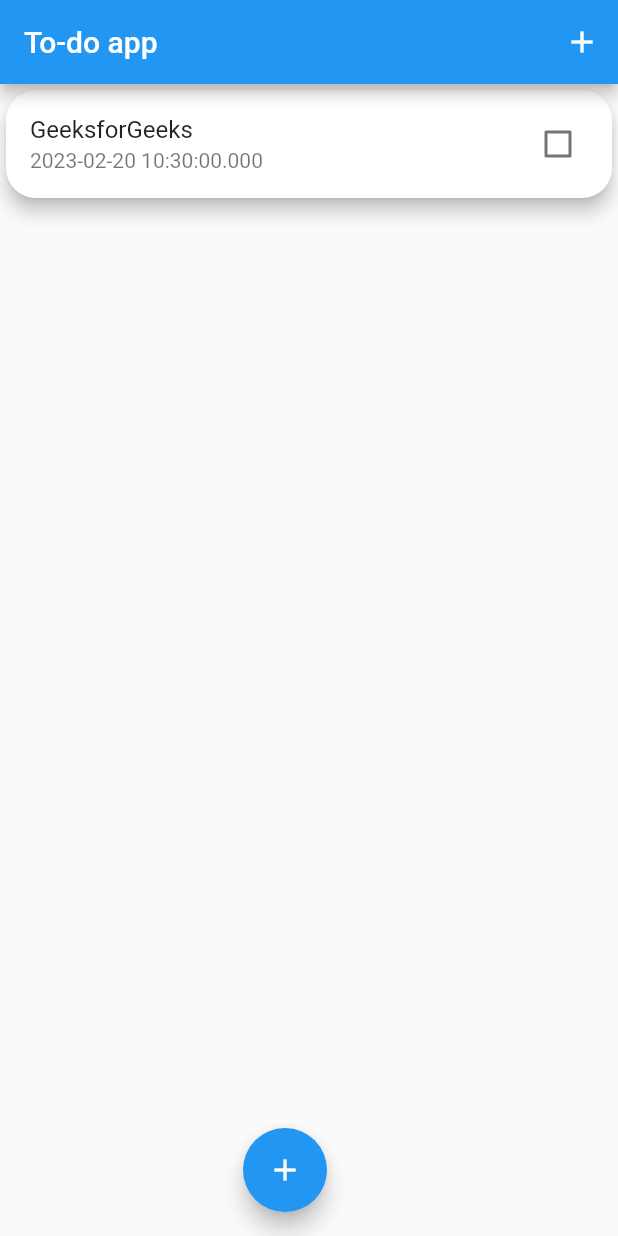
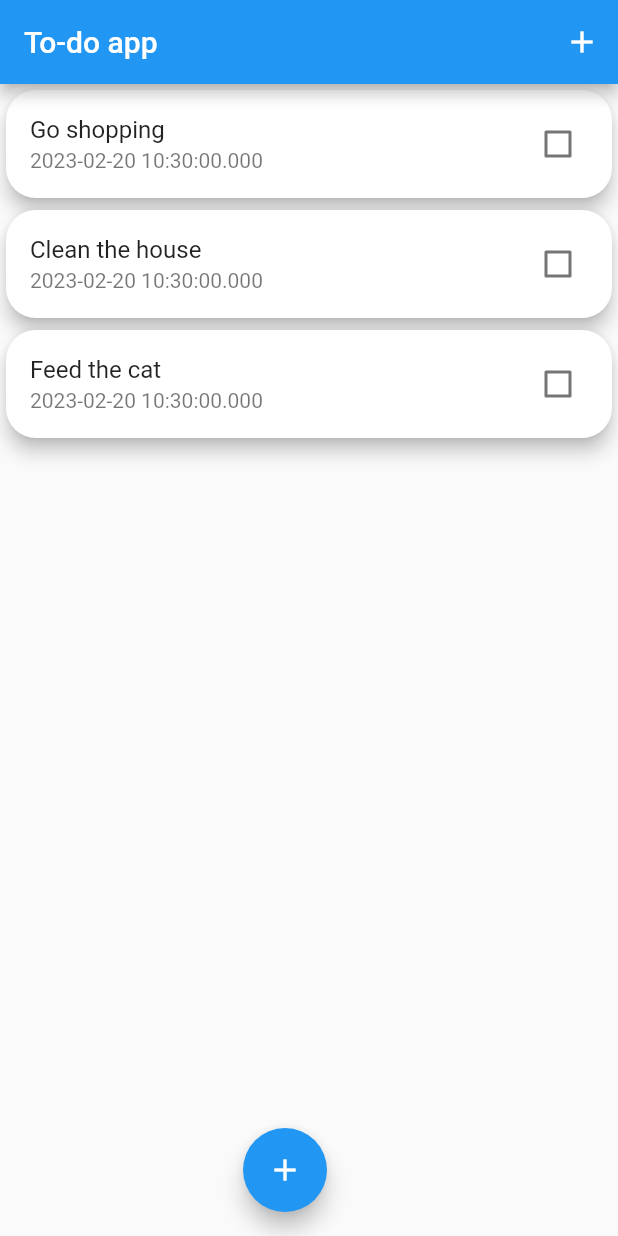
Before and after one commit to Acacia-Tree/todo_app, a Flutter app: the screen it shows after launch, on a phone screen of 412 x 824 dp. Run offline on Flutter 3.47's test engine with Material 2 defaults, Android fonts, the phone set to English and light mode, and no system bars.

Commit message:
added todo class andpassed state to todo list item

```diff
--- a/lib/main.dart
+++ b/lib/main.dart
@@ -1,5 +1,6 @@
 import 'package:flutter/material.dart';
 import './widgets/todo_list_item.dart';
+import './models/todo.dart';
 
 void main() {
   runApp(const MyApp());
@@ -31,7 +32,12 @@ class MyHomePage extends StatefulWidget {
 
 class _MyHomePageState extends State<MyHomePage> {
   int _counter = 0;
-  bool _value = false;
+  //bool _value = false;
+  List<ToDo> todoList = [
+    ToDo(title: "Go shopping", isDone: false, date: DateTime.now()),
+    ToDo(title: "Clean the house", isDone: false, date: DateTime.now()),
+    ToDo(title: "Feed the cat", isDone: false, date: DateTime.now())
+  ];
 
   void _incrementCounter() {
     setState(() {
@@ -53,7 +59,12 @@ class _MyHomePageState extends State<MyHomePage> {
           ),
         ],
       ),
-      body: ToDoListItem(_value), //CheckboxListTile
+      body: ListView.builder(
+          itemCount: todoList.length,
+          itemBuilder: ((context, index) {
+            return ToDoListItem(todoList, index);
+          })),
+      // ToDoListItem(_value), //CheckboxListTile
 
       floatingActionButton: Container(
         alignment: Alignment.bottomCenter,
--- /dev/null
+++ b/lib/models/todo.dart
@@ -0,0 +1,6 @@
+class ToDo {
+  final String title;
+  bool isDone;
+  final DateTime date;
+  ToDo({required this.title, required this.isDone, required this.date});
+}
--- a/lib/widgets/todo_list_item.dart
+++ b/lib/widgets/todo_list_item.dart
@@ -1,8 +1,11 @@
 import 'package:flutter/material.dart';
+import '../models/todo.dart';
 
 class ToDoListItem extends StatefulWidget {
-  ToDoListItem(this._value);
-  bool _value;
+  ToDoListItem(this.toDoList, this.index);
+  //bool _value;
+  List<ToDo> toDoList;
+  int index;
 
   @override
   State<ToDoListItem> createState() => _ToDoListItemState();
@@ -15,16 +18,16 @@ class _ToDoListItemState extends State<ToDoListItem> {
       shape: RoundedRectangleBorder(borderRadius: BorderRadius.circular(20)),
       elevation: 5,
       child: CheckboxListTile(
-        title: const Text('GeeksforGeeks'),
-        subtitle: Text(DateTime.now().toString()),
+        title: Text(widget.toDoList[widget.index].title),
+        subtitle: Text(widget.toDoList[widget.index].date.toString()),
         autofocus: false,
         activeColor: Colors.grey,
         checkColor: Colors.white,
-        selected: widget._value,
-        value: widget._value,
+        selected: widget.toDoList[widget.index].isDone,
+        value: widget.toDoList[widget.index].isDone,
         onChanged: (bool? value) {
           setState(() {
-            widget._value = value!;
+            widget.toDoList[widget.index].isDone = value!;
           });
         },
       ),
```
